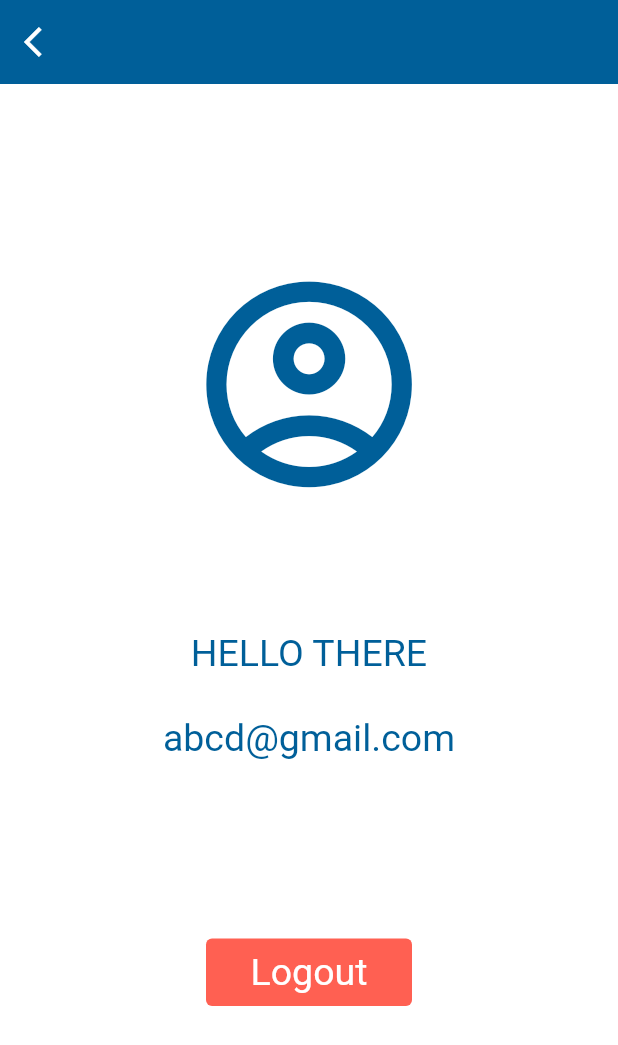
After one commit to superiorsd10/college-gatekeeper, a Flutter app: the ProfilePage screen opened by its route, on a phone screen of 412 x 824 dp. The commit adds this screen. Shown: the top 1045 px of the screen. Run offline on Flutter 3.47's test engine with Material 2 defaults, Android fonts, the phone set to English and light mode, and no system bars; our stand-ins replace animated_splash_screen, cloud_firestore, firebase_auth, firebase_core, image_picker, simple_icons; accounts and stored records are empty; Roboto replaces fonts that are missing (Source Sans Pro).

Commit message:
Added Profile page

```diff
--- a/lib/constants.dart
+++ b/lib/constants.dart
@@ -5,6 +5,7 @@ const String login = '/login';
 const String home = '/home';
 const String forgotPassword = '/forgotPassword';
 const String aboutTeam = '/aboutTeam';
+const String profile = '/profile';
 
 const kWhite = Colors.white;
 const kBlue = Colors.blue;
--- a/lib/main.dart
+++ b/lib/main.dart
@@ -8,6 +8,7 @@ import 'screens/login_page.dart';
 import 'constants.dart';
 import 'package:firebase_core/firebase_core.dart';
 import 'screens/about_team.dart';
+import 'screens/profile_page.dart';
 
 void main() async {
   WidgetsFlutterBinding.ensureInitialized();
@@ -48,6 +49,7 @@ class _MyAppState extends State<MyApp> {
         home: (context) => const HomePage(),
         forgotPassword: (context) => const ForgotPassword(),
         aboutTeam: (context) => const AboutPage(),
+        profile : (context) => const ProfilePage(),
       },
     );
   }
--- a/lib/screens/home_page.dart
+++ b/lib/screens/home_page.dart
@@ -1,6 +1,7 @@
 import 'package:college_gatekeeper/constants.dart';
 import 'package:flutter/material.dart';
 import 'capture_image.dart';
+import 'profile_page.dart';
 
 class HomePage extends StatefulWidget {
   const HomePage({super.key});
@@ -16,8 +17,8 @@ class _HomePageState extends State<HomePage> {
   static const List<Widget> _widgetOptions = <Widget>[
     ImageCapture(),
     Text(
-      'Index 1: Business',
-      style: optionStyle,
+      'Index 1 : List',
+      style : optionStyle,
     ),
     Text(
       'Index 2: School',
@@ -56,6 +57,7 @@ class _HomePageState extends State<HomePage> {
             onSelected: (String result) {
               switch (result) {
                 case 'Profile':
+                  Navigator.pushReplacementNamed(context, profile);
                   // print('filter 1 clicked');
                   break;
                 case 'About Team':
--- /dev/null
+++ b/lib/screens/profile_page.dart
@@ -0,0 +1,116 @@
+import 'package:flutter/material.dart';
+import '../constants.dart';
+
+class ProfilePage extends StatefulWidget {
+  const ProfilePage({super.key});
+
+  @override
+  State<ProfilePage> createState() => _ProfilePageState();
+}
+
+class _ProfilePageState extends State<ProfilePage> {
+  @override
+  Widget build(BuildContext context) {
+    double screenHeight = MediaQuery.of(context).size.height;
+    double screenWidth = MediaQuery.of(context).size.width;
+    return Scaffold(
+      //! AppBar
+      appBar: AppBar(
+        backgroundColor: kDarkBlue,
+        shadowColor: kTransparent,
+        leading: IconButton(
+          icon: const Icon(
+            Icons.arrow_back_ios,
+            color: kWhite,
+          ),
+          onPressed: () {
+            Navigator.pushReplacementNamed(context, home);
+          },
+        ),
+      ),
+      //! Body
+      body: Container(
+        color: kWhite,
+        child: Column(
+          children: [
+            SizedBox(
+              height: screenHeight / 7,
+            ),
+            Row(
+              mainAxisAlignment: MainAxisAlignment.center,
+              children: [
+                //! profile icon
+                Icon(
+                  Icons.account_circle_outlined,
+                  size: screenHeight / 5,
+                  color: kDarkBlue,
+                ),
+              ],
+            ),
+            SizedBox(
+              height: screenHeight / 10,
+            ),
+            Row(
+              mainAxisAlignment: MainAxisAlignment.center,
+              children: const [
+                //! Username
+                Text(
+                  "HELLO THERE",
+                  style: TextStyle(
+                    color: kDarkBlue,
+                    fontSize: 25,
+                    fontWeight: FontWeight.w400,
+                    fontFamily: 'Source Sans Pro',
+                  ),
+                ),
+              ],
+            ),
+            SizedBox(
+              height: screenHeight / 30,
+            ),
+            Row(
+              mainAxisAlignment: MainAxisAlignment.center,
+              children: const [
+                //! User email ID
+                Text(
+                  "abcd@gmail.com",
+                  style: TextStyle(
+                    color: kDarkBlue,
+                    fontSize: 25,
+                    fontWeight: FontWeight.w400,
+                    fontFamily: 'Source Sans Pro',
+                  ),
+                ),
+              ],
+            ),
+            SizedBox(
+              height: screenHeight / 7,
+            ),
+            //! Logout Button
+            Padding(
+              padding: EdgeInsets.symmetric(horizontal: screenWidth / 3),
+              child: SizedBox(
+                width: screenWidth/3,
+                child: TextButton(
+                  onPressed: () {},
+                  style: TextButton.styleFrom(
+                    backgroundColor: const Color.fromRGBO(255, 96, 82, 1),
+                  ),
+                  child: const Text(
+                    "Logout",
+                    style: TextStyle(
+                      color: kWhite,
+                      fontSize: 25,
+                      fontWeight: FontWeight.w400,
+                      fontFamily: 'Source Sans Pro',
+                    ),
+                  ),
+                ),
+              ),
+            ),
+          ],
+        ),
+      ),
+    );
+  }
+}
```
